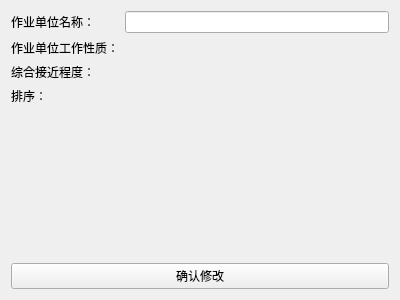
yukuan1991/System-Layout-Planning, file OperationUnit/attributewidget.ui: the form before one commit.
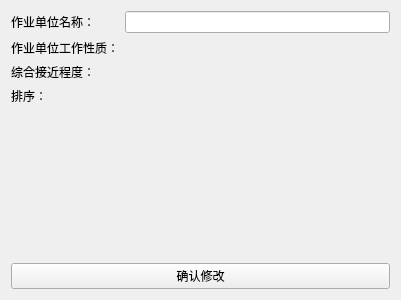
The form after the commit.

The edit to the form file:
```diff
--- a/OperationUnit/attributewidget.ui
+++ b/OperationUnit/attributewidget.ui
@@ -10,6 +10,12 @@
     <height>300</height>
    </rect>
   </property>
+  <property name="maximumSize">
+   <size>
+    <width>400</width>
+    <height>16777215</height>
+   </size>
+  </property>
   <property name="windowTitle">
    <string>Form</string>
   </property>
@@ -77,8 +83,8 @@
      </property>
      <property name="sizeHint" stdset="0">
       <size>
-       <width>20</width>
-       <height>165</height>
+       <width>379</width>
+       <height>163</height>
       </size>
      </property>
     </spacer>
```
